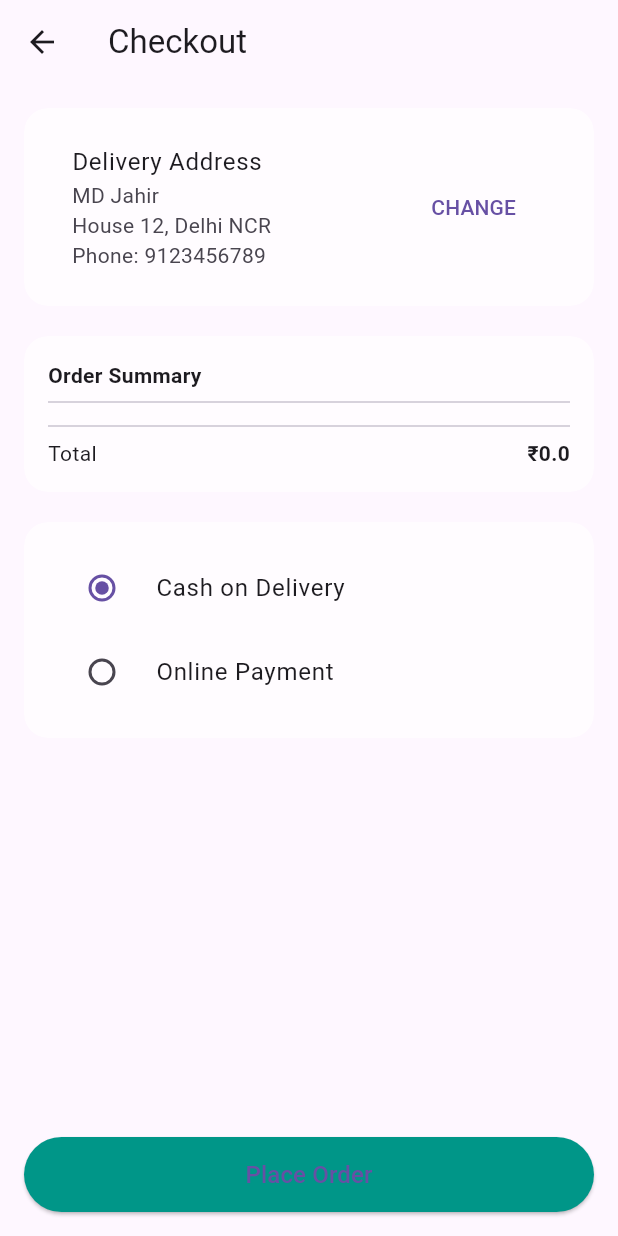
After one commit to kaish02723/lifeline_healthcare_app, a Flutter app: the MedicineCheckoutScreen screen opened directly, on a phone screen of 412 x 824 dp. The commit adds this screen. Run offline on Flutter 3.47's test engine with Material 3 defaults, Android fonts, the phone set to English and light mode, and no system bars; our stand-ins replace cached_network_image, flutter_rating_bar, flutter_screenutil, google_fonts, image_picker, permission_handler and 3 more; accounts and stored records are empty; network calls fail.

Commit message:
work on medicine order

```diff
--- a/lib/core/utils/services/medicine_order_service.dart
+++ b/lib/core/utils/services/medicine_order_service.dart
@@ -25,7 +25,7 @@ class MedicineOrderService {
   }
 
 
-  Future<void> postMedicineData(Map<String, dynamic> data) async {
+  Future<void> createMedicineOrder(Map<String, dynamic> data) async {
     var response = await http.post(
       Uri.parse('$baseUrl/order/create'),
       headers: {"Content-Type": "application/json"},
@@ -33,7 +33,7 @@ class MedicineOrderService {
     );
 
     if (response.statusCode == 200 || response.statusCode == 201) {
-      print("Order Created Successfully");
+      print("Order Confirmed");
       print(response.body);
     } else {
       print("Error: ${response.statusCode}");
--- a/lib/providers/medicine_provider/medicineCart_provider.dart
+++ b/lib/providers/medicine_provider/medicineCart_provider.dart
@@ -1,5 +1,5 @@
 import 'package:flutter/material.dart';
-import '../../models/medicine/product_model.dart';
+import '../../models/medicine/medicine_product_model.dart';
 
 class CartItem {
   final ProductModel product;
--- a/lib/providers/medicine_provider/medicine_order_provider.dart
+++ b/lib/providers/medicine_provider/medicine_order_provider.dart
@@ -25,7 +25,7 @@ class MedicineOrderProvider with ChangeNotifier {
 
     };
 
-    await service.postMedicineData(data);
+    await service.createMedicineOrder(data);
   }
 
   String generateOrderCode() {
--- a/lib/providers/medicine_provider/product_provider.dart
+++ b/lib/providers/medicine_provider/product_provider.dart
@@ -1,7 +1,7 @@
 import 'dart:convert';
 import 'package:flutter/material.dart';
 import 'package:http/http.dart' as http;
-import '../../models/medicine/product_model.dart';
+import '../../models/medicine/medicine_product_model.dart';
 import 'package:shared_preferences/shared_preferences.dart';
 
 class ProductProvider with ChangeNotifier {
--- a/lib/screens/appointments/book_in_clinic_appointment.dart
+++ b/lib/screens/appointments/book_in_clinic_appointment.dart
@@ -1,6 +1,5 @@
 import 'package:flutter/cupertino.dart';
 import 'package:flutter/material.dart';
-import 'package:lifeline_healthcare_app/screens/patient/orders_screen.dart';
 
 // void main(){
 //   runApp(
--- a/lib/screens/home/dashboard_screen.dart
+++ b/lib/screens/home/dashboard_screen.dart
@@ -9,7 +9,7 @@ import 'package:lifeline_healthcare_app/screens/doctor/find_doctor_screen.dart';
 import 'package:lifeline_healthcare_app/screens/home/medicine%20screen/medicine_category_screen.dart';
 import 'package:lifeline_healthcare_app/screens/home/setting_screen.dart';
 import 'package:lifeline_healthcare_app/screens/home/user_profile_screen.dart';
-import 'package:lifeline_healthcare_app/screens/patient/orders_screen.dart';
+import 'package:lifeline_healthcare_app/screens/home/medicine%20screen/medicine_order_detail_screen.dart';
 import 'package:lifeline_healthcare_app/screens/patient/patient_consult_screen.dart';
 import 'package:lifeline_healthcare_app/screens/patient/patient_lab_test_screen.dart';
 import 'package:lifeline_healthcare_app/screens/patient/patient_medicine_category_screen.dart';
--- a/lib/screens/home/medicine screen/medicine_category_screen.dart
+++ b/lib/screens/home/medicine screen/medicine_category_screen.dart
@@ -3,7 +3,7 @@ import 'package:flutter_screenutil/flutter_screenutil.dart';
 import 'package:lifeline_healthcare_app/config/color.dart';
 import 'package:provider/provider.dart';
 
-import '../../../models/medicine/product_model.dart';
+import '../../../models/medicine/medicine_product_model.dart';
 import '../../../providers/medicine_provider/product_provider.dart';
 import 'medicine_list_screen.dart';
 import 'package:shared_preferences/shared_preferences.dart';
--- /dev/null
+++ b/lib/screens/home/medicine screen/medicine_checkout_screen.dart
@@ -0,0 +1,154 @@
+import 'dart:ui';
+
+import 'package:flutter/cupertino.dart';
+import 'package:flutter/material.dart';
+import 'package:provider/provider.dart';
+
+import '../../../providers/medicine_provider/medicineCart_provider.dart';
+
+class MedicineCheckoutScreen extends StatefulWidget {
+  const MedicineCheckoutScreen({super.key});
+
+  @override
+  State<MedicineCheckoutScreen> createState() =>
+      _MedicineCheckoutScreenState();
+}
+
+class _MedicineCheckoutScreenState extends State<MedicineCheckoutScreen> {
+  String selectedPayment = 'COD';
+
+  @override
+  Widget build(BuildContext context) {
+    final cart = context.watch<CartProvider>();
+    final isDark = Theme.of(context).brightness == Brightness.dark;
+
+    return Scaffold(
+      appBar: AppBar(
+        title: const Text("Checkout"),
+        backgroundColor: Colors.transparent,
+        elevation: 0,
+      ),
+
+      bottomNavigationBar: SafeArea(
+        child: Container(
+          padding: const EdgeInsets.all(16),
+          child: ElevatedButton(
+            style: ElevatedButton.styleFrom(
+              backgroundColor: Colors.teal,
+              minimumSize: const Size(double.infinity, 50),
+            ),
+            onPressed: () {
+              // 🔥 FINAL ORDER API
+              // provider.placeOrder(...)
+            },
+            child: Text(
+              selectedPayment == 'COD'
+                  ? "Place Order"
+                  : "Pay & Place Order",
+              style: const TextStyle(fontSize: 16),
+            ),
+          ),
+        ),
+      ),
+
+      body: ListView(
+        padding: const EdgeInsets.all(16),
+        children: [
+          /// 📍 Address
+          _glassCard(
+            isDark,
+            child: ListTile(
+              title: const Text("Delivery Address"),
+              subtitle: const Text(
+                "MD Jahir\nHouse 12, Delhi NCR\nPhone: 9123456789",
+              ),
+              trailing: TextButton(
+                onPressed: () {},
+                child: const Text("CHANGE"),
+              ),
+            ),
+          ),
+
+          const SizedBox(height: 20),
+
+          /// 📦 Order Summary
+          _glassCard(
+            isDark,
+            child: Column(
+              crossAxisAlignment: CrossAxisAlignment.start,
+              children: [
+                const Text(
+                  "Order Summary",
+                  style: TextStyle(fontWeight: FontWeight.bold),
+                ),
+                const Divider(),
+                ...cart.items.map(
+                      (e) => Row(
+                    mainAxisAlignment: MainAxisAlignment.spaceBetween,
+                    children: [
+                      Text("${e.product.medName} x${e.quantity}"),
+                      Text("₹${e.product.medPrice}"),
+                    ],
+                  ),
+                ),
+                const Divider(),
+                Row(
+                  mainAxisAlignment: MainAxisAlignment.spaceBetween,
+                  children: [
+                    const Text("Total"),
+                    Text(
+                      "₹${cart.totalAmount}",
+                      style: const TextStyle(fontWeight: FontWeight.bold),
+                    ),
+                  ],
+                ),
+              ],
+            ),
+          ),
+
+          const SizedBox(height: 20),
+
+          /// 💳 Payment
+          _glassCard(
+            isDark,
+            child: Column(
+              children: [
+                RadioListTile(
+                  value: 'COD',
+                  groupValue: selectedPayment,
+                  title: const Text("Cash on Delivery"),
+                  onChanged: (v) => setState(() => selectedPayment = v!),
+                ),
+                RadioListTile(
+                  value: 'ONLINE',
+                  groupValue: selectedPayment,
+                  title: const Text("Online Payment"),
+                  onChanged: (v) => setState(() => selectedPayment = v!),
+                ),
+              ],
+            ),
+          ),
+        ],
+      ),
+    );
+  }
+
+  Widget _glassCard(bool isDark, {required Widget child}) {
+    return ClipRRect(
+      borderRadius: BorderRadius.circular(16),
+      child: BackdropFilter(
+        filter: ImageFilter.blur(sigmaX: 10, sigmaY: 10),
+        child: Container(
+          padding: const EdgeInsets.all(16),
+          decoration: BoxDecoration(
+            color: isDark
+                ? Colors.white.withOpacity(0.08)
+                : Colors.white.withOpacity(0.6),
+            borderRadius: BorderRadius.circular(16),
+          ),
+          child: child,
+        ),
+      ),
+    );
+  }
+}
--- a/lib/screens/home/medicine screen/medicine_list_screen.dart
+++ b/lib/screens/home/medicine screen/medicine_list_screen.dart
@@ -5,7 +5,7 @@ import 'package:lifeline_healthcare_app/config/test_styles.dart';
 import 'package:lifeline_healthcare_app/screens/home/medicine%20screen/medicine_category_screen.dart';
 import 'package:provider/provider.dart';
 
-import '../../../models/medicine/product_model.dart';
+import '../../../models/medicine/medicine_product_model.dart';
 import '../../../providers/medicine_provider/medicineCart_provider.dart';
 import '../../../providers/medicine_provider/product_provider.dart';
 import '../../../widgets/medicine_listCard.dart';
--- a/lib/screens/patient/orders_screen.dart
+++ b/lib/screens/home/medicine screen/medicine_order_detail_screen.dart
@@ -38,7 +38,9 @@ class _OrdersScreenState extends State<OrdersScreen> {
         elevation: 0,
         leading: IconButton(
           icon: Icon(Icons.arrow_back, color: Colors.white),
-          onPressed: () {},
+          onPressed: () {
+            Navigator.pop(context);
+          },
         ),
         title: Text('Orders', style: TextStyle(color: Colors.white)),
       ),
```
Also changed, not shown: lib/main.dart (+4 -4 lines), lib/screens/home/medicine screen/medicine_cart_screen.dart (+299 -160 lines), lib/models/medicine/medicine_product_model.dart (renamed from lib/models/medicine/product_model.dart), pubspec.lock.
